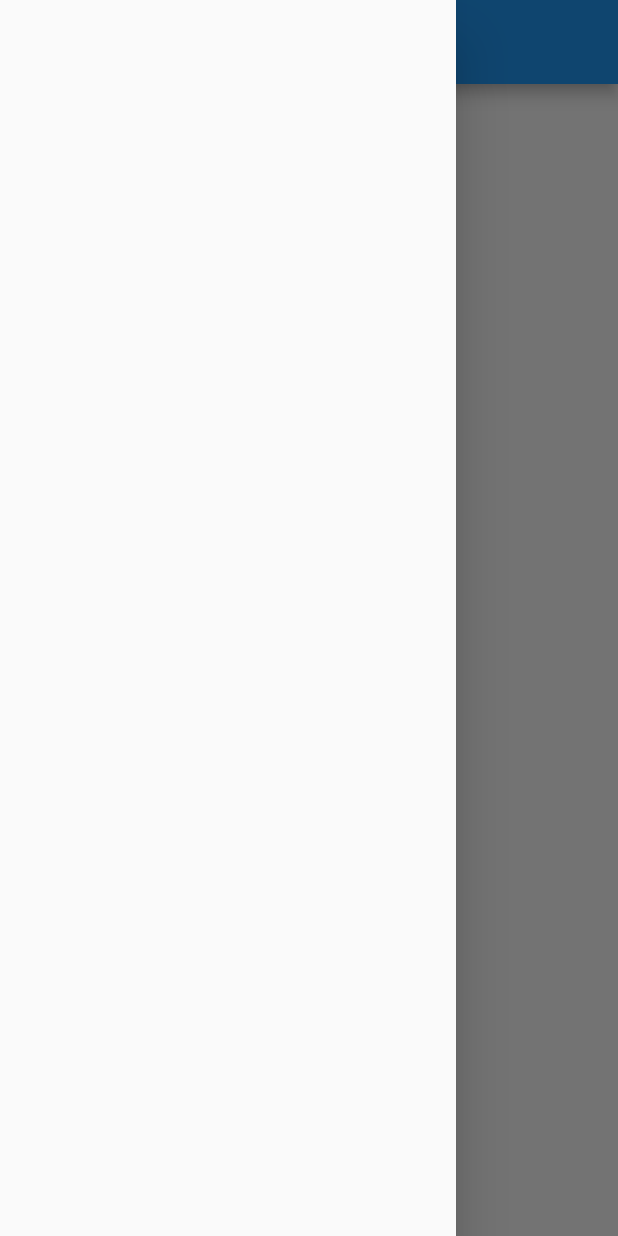
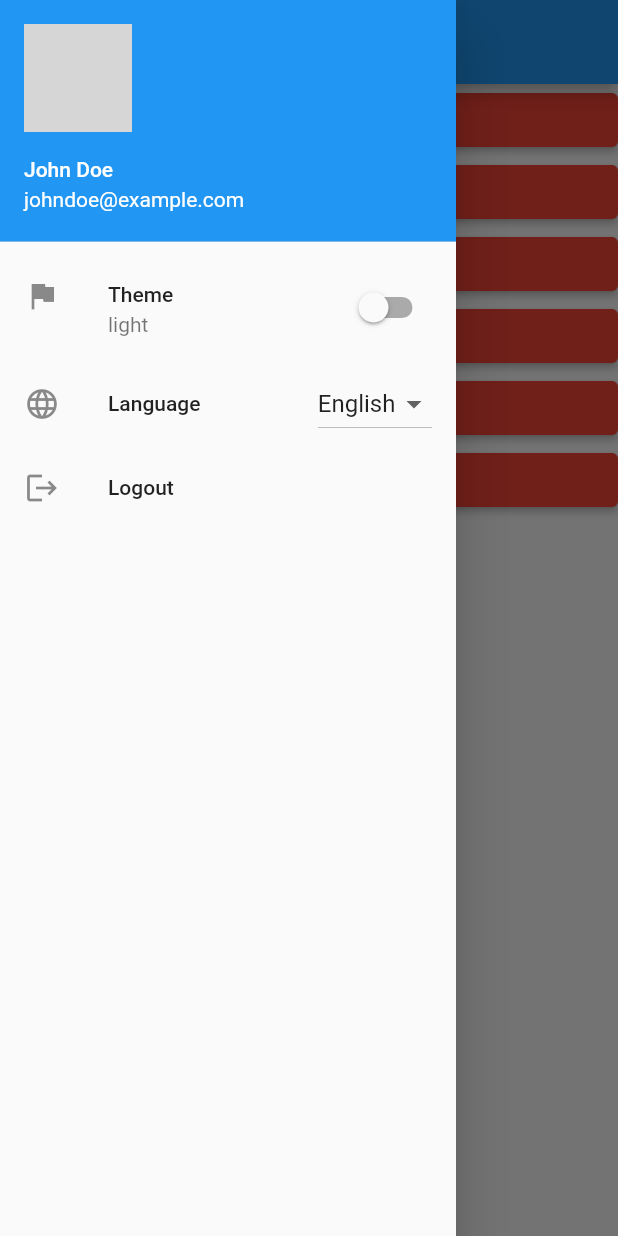
Before and after one commit to oldarbakr/PrakTID_Flutter, a Flutter app: the screen it shows once a user with an empty profile is signed in, with the side drawer open, on a phone screen of 412 x 824 dp. Run offline on Flutter 3.47's test engine with Material 2 defaults, Android fonts, the phone set to English and light mode, and no system bars; our stand-ins replace better_player, cached_network_image, cloud_firestore, email_validator, file_picker, firebase_analytics and 6 more; missing offline and left inert: dart:ffi; accounts and stored records are empty; network calls fail; grey boxes are pictures that could not be loaded.

Commit message:
change to gifs and add drawer design for mainpage

```diff
--- a/lib/Localizations/local.dart
+++ b/lib/Localizations/local.dart
@@ -15,7 +15,8 @@ class MyLocale implements Translations {
           "Forgot Password?": "Parolanızı mı unuttunuz?",
           "sign out": "oturumu Kapat",
           "English": "ingilizce",
-          "Turkish": "Türkçe"
+          "Turkish": "Türkçe",
+          "Language":"Dil"
         },
       };
 }
--- a/lib/controller/GifsController.dart
+++ b/lib/controller/GifsController.dart
@@ -2,7 +2,7 @@ import 'package:cloud_firestore/cloud_firestore.dart';
 import 'package:get/get.dart';
 import 'package:praktid_flutter/controller/authcontroller.dart';
 
-class Vodcontroller extends GetxController {
+class GifsController extends GetxController {
 
 
   @override
--- a/lib/main.dart
+++ b/lib/main.dart
@@ -4,6 +4,8 @@ import 'package:praktid_flutter/Localizations/local.dart';
 import 'package:praktid_flutter/Localizations/localeController.dart';
 import 'package:praktid_flutter/controller/authcontroller.dart';
 import 'package:praktid_flutter/theme/theme.dart';
+import 'package:praktid_flutter/view/AdminPage.dart';
+import 'package:praktid_flutter/view/GifsPlayerPage.dart';
 import 'package:praktid_flutter/view/login.dart';
 import 'package:praktid_flutter/view/mainpage.dart';
 import 'package:praktid_flutter/view/register.dart';
@@ -58,6 +60,14 @@ class MyApp extends StatelessWidget {
             name: "/vod",
             page: () => VideoApp(url: Get.arguments),
           ),
+          GetPage(
+            name: "/gif",
+            page: () => GifsPlayerPage(url: Get.arguments),
+          ),
+           GetPage(
+            name: "/admin",
+            page: () => AdminPage(),
+          ),
         ]);
   }
 }
--- a/lib/view/mainpage.dart
+++ b/lib/view/mainpage.dart
@@ -17,42 +17,89 @@ class Mainpage extends StatelessWidget {
   Widget build(BuildContext context) {
     return Scaffold(
         appBar: AppBar(),
-        drawer: const Drawer(),
-        body: GetBuilder<MainController>(builder: (controller) {
+        drawer: Drawer(
+          child: GetBuilder<MainController>(
+            builder: (controller) {
               return Column(
                 children: [
-              ElevatedButton(
-                  onPressed: () {
-                    authcontroller.signout();
+                  const UserAccountsDrawerHeader(
+                    accountName: Text('John Doe'),
+                    accountEmail: Text('johndoe@example.com'),
+                    currentAccountPicture: CircleAvatar(
+                      backgroundImage:
+                          NetworkImage('https://picsum.photos/250?image=9'),
+                    ),
+                  ),
+
+                       SwitchListTile(
+                          value: Get.isDarkMode ? true : false,
+                          controlAffinity: ListTileControlAffinity.trailing,
+                          title: const Text("Theme"),
+                          subtitle: Text(Get.isDarkMode == true ? "dark" : "light"),
+                          secondary: const Icon(Icons.flag),
+                          onChanged: (val) {
+                            controller.changetheme();
+
+                          }),
+
+
+                  ListTile(
+                leading: const Icon(Icons.language),
+                title:  Text('Language'.tr),
+                trailing: DropdownButton<String>(
+                  value: Get.locale?.languageCode,
+                  onChanged: (String? newLanguage) {
+                    if (newLanguage != null) {
+
+                    }
                   },
-                  child: Text("sign out".tr)),
-              ElevatedButton(
-                  onPressed: () {
+                  items:  [
+                    DropdownMenuItem<String>(
+                      value: 'en',
+                      child: const Text('English'),
+                      onTap: () {
                         localcontroller.changelang("en");
                       },
-                  child: Text("English".tr)),
-              ElevatedButton(
-                  onPressed: () {
+                    ),
+                    DropdownMenuItem<String>(
+                      value: 'tr',
+                      child: const Text('Turkish'),
+                      onTap:() {
                         localcontroller.changelang("tr");
                       },
-                  child: Text("Turkish".tr)),
-              ElevatedButton(
-                  onPressed: () {
-                    controller.changetheme();
+                    ),
+                    // Add more language options here
+                  ],
+                ),
+              ),
+                  Visibility(
+                    visible: authcontroller.isadmin,
+                    child: ListTile(
+                      leading: const Icon(Icons.admin_panel_settings),
+                      title: const Text("Admin Page"),
+                      onTap: () {
+                        Get.toNamed("/admin");
                       },
-                      child: Text("show image".tr)),
-              ElevatedButton(
-                  onPressed: () {
-                    controller.openvideo();
+                    ),
+                  ),
+                  ListTile(
+                      leading: const Icon(Icons.logout),
+                      title:  Text("Logout".tr),
+                      onTap: () {
+                        authcontroller.signout();
+                        })
+
+                ],
+              );
+            }
+          ),
+        ),
+        body: GetBuilder<MainController>(builder: (controller) {
+          return ListView.builder(
+            itemCount: 6,
+            itemBuilder: (BuildContext context, int index) {
+              return ElevatedButton(child: Text("yo"),onPressed: () => controller.getchapters(),);
             },
-                  child: Text("theme".tr)),
-              Visibility(visible: authcontroller.isadmin,
-                child:  ElevatedButton(
-                  onPressed: () {
-                    authcontroller.checkinfoinfirebase();
-                  },
-                  child: Text("upload video".tr)), )
-            ],
           );
         }));
   }
--- a/pubspec.yaml
+++ b/pubspec.yaml
@@ -47,6 +47,7 @@ dependencies:
   better_player: ^0.0.83
   firebase_storage: ^11.0.14
   file_picker: ^5.2.5
+  cached_network_image: ^3.2.3
 
 dev_dependencies:
   flutter_test:
```
Also changed, not shown: lib/controller/admincontroller.dart (+13 -4 lines), lib/controller/authcontroller.dart (+19 -8 lines), lib/controller/mainController.dart (+27 -8 lines), lib/utils/mybindings.dart (+5 -2 lines), lib/view/AdminPage.dart (added, +48 -0 lines), lib/view/GifsPlayerPage.dart (+34 -8 lines), lib/view/UploadGifsPage.dart (deleted, +0 -27 lines), pubspec.lock, 1 other file. Lines whose indentation alone changed are shown as unchanged.
